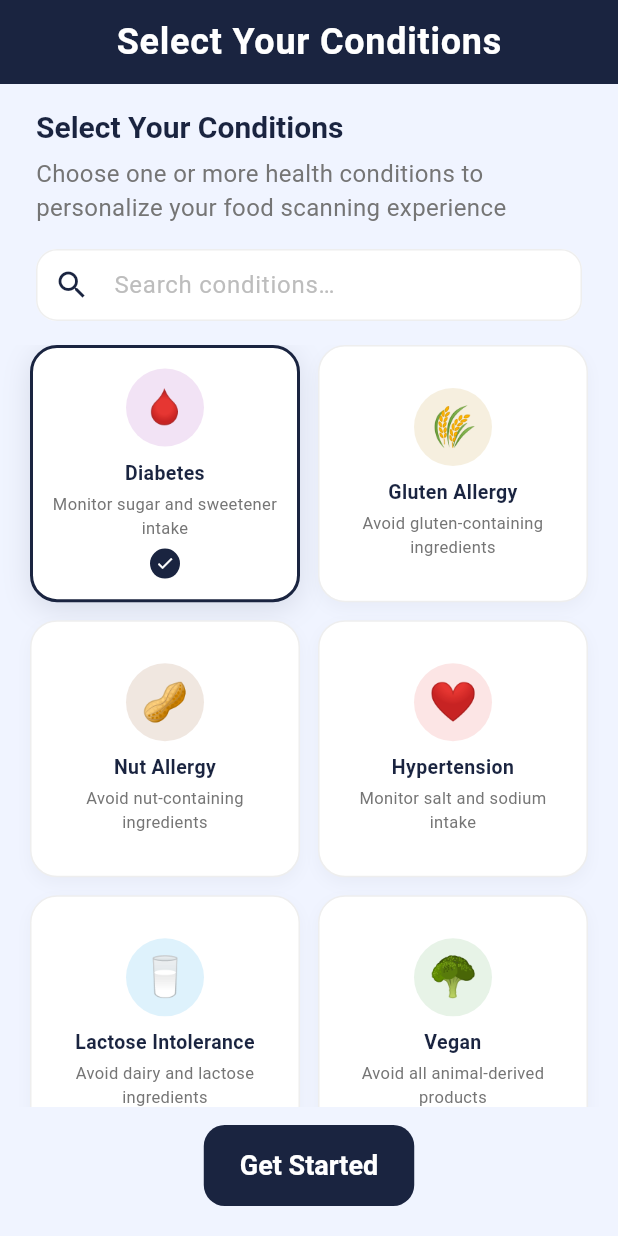
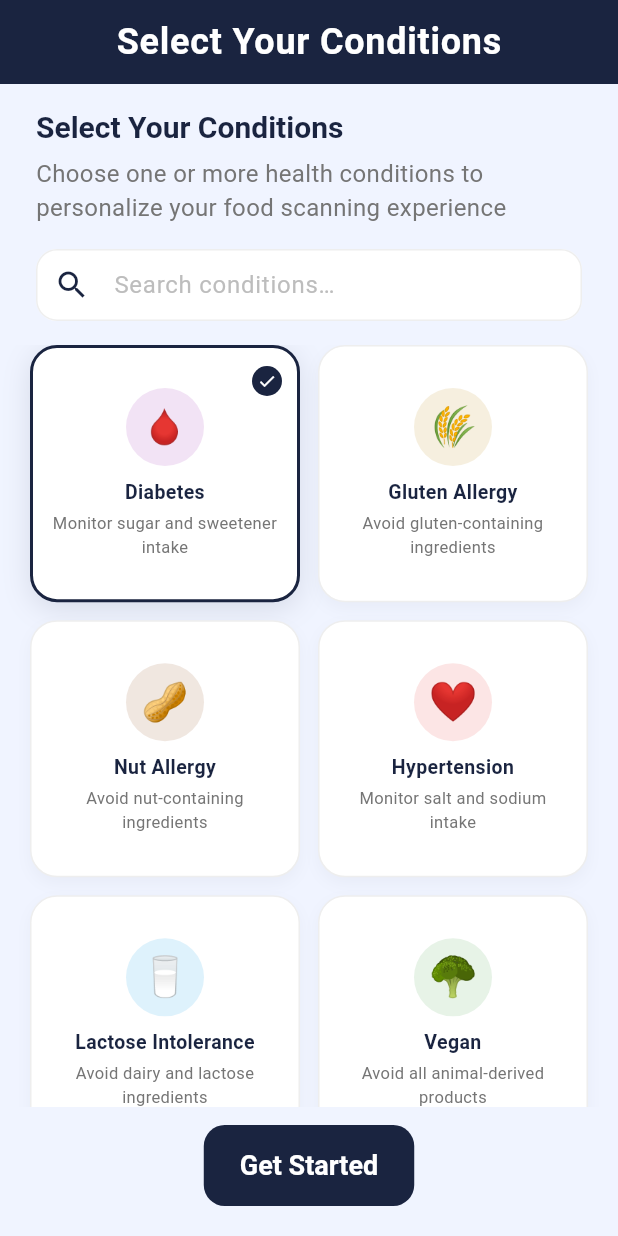
Before and after one commit to MohamedYounes20/ai_doctor_eyes, a Flutter app: the SelectionScreen screen opened directly, after a tap on "Diabetes", on a phone screen of 412 x 824 dp. Run offline on Flutter 3.47's test engine with Material 3 defaults, Android fonts, the phone set to English and light mode, and no system bars; our stand-ins replace camera, connectivity_plus, flutter_dotenv, flutter_tts, image_picker, permission_handler and 3 more; missing offline and left inert: google_mlkit_text_recognition; accounts and stored records are empty.

Commit message:
Architectural Refactor2

```diff
--- a/lib/screens/selection_screen.dart
+++ b/lib/screens/selection_screen.dart
@@ -341,7 +341,10 @@ class _ConditionCard extends StatelessWidget {
             ),
           ],
         ),
-        child: Column(
+        child: Stack(
+          alignment: Alignment.center,
+          children: [
+            Column(
               mainAxisAlignment: MainAxisAlignment.center,
               mainAxisSize: MainAxisSize.min,
               children: [
@@ -382,9 +385,13 @@ class _ConditionCard extends StatelessWidget {
                   maxLines: 2,
                   overflow: TextOverflow.ellipsis,
                 ),
-            if (selected) ...[
-              const SizedBox(height: 6),
-              CircleAvatar(
+              ],
+            ),
+            if (selected)
+              Positioned(
+                top: 0,
+                right: 0,
+                child: CircleAvatar(
                   radius: 10,
                   backgroundColor:
                       isDark ? AppTheme.neonMint : AppTheme.navyColor,
@@ -394,7 +401,7 @@ class _ConditionCard extends StatelessWidget {
                     size: 13,
                   ),
                 ),
-            ],
+              ),
           ],
         ),
       ),
```
Also changed, not shown: pubspec.lock. Lines whose indentation alone changed are shown as unchanged.
